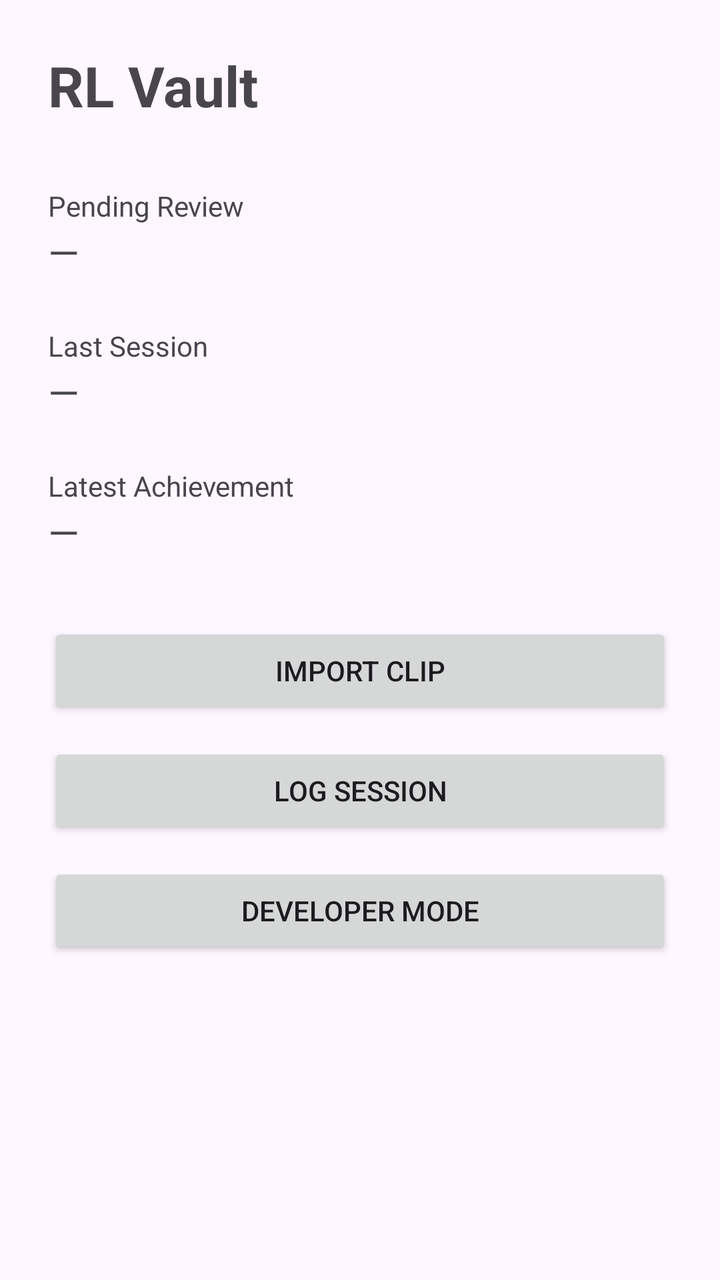
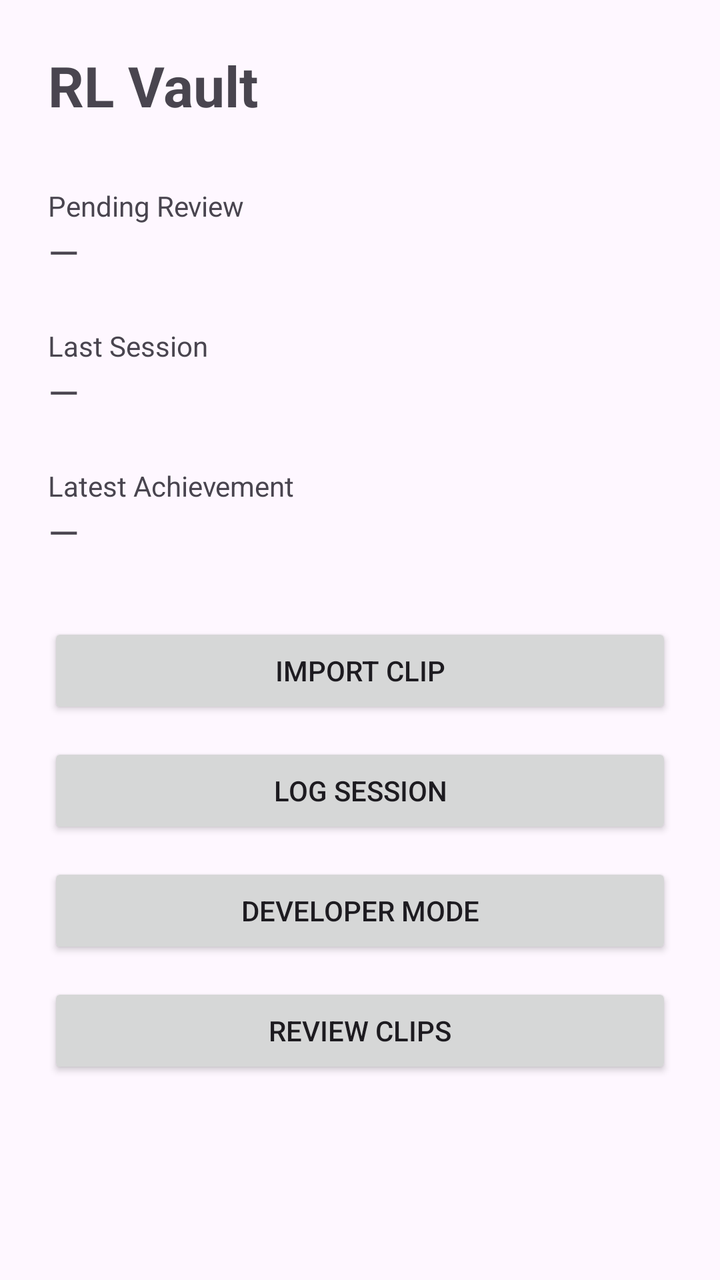

Before-and-after screenshots of an Android layout around one commit, followed by the original layout XML and the change that was made.
<!-- AndroidManifest.xml: application theme Theme.RLVault -->
<!-- res/layout/activity_home.xml -->
<?xml version="1.0" encoding="utf-8"?>
<androidx.constraintlayout.widget.ConstraintLayout xmlns:android="http://schemas.android.com/apk/res/android"
    xmlns:app="http://schemas.android.com/apk/res-auto"
    android:layout_width="match_parent"
    android:layout_height="match_parent"
    android:padding="24dp">

    <TextView
        android:id="@+id/titleText"
        android:layout_width="wrap_content"
        android:layout_height="wrap_content"
        android:text="@string/home_title"
        android:textSize="28sp"
        android:textStyle="bold"
        app:layout_constraintTop_toTopOf="parent"
        app:layout_constraintStart_toStartOf="parent" />

    <TextView
        android:id="@+id/pendingReviewLabel"
        android:layout_width="wrap_content"
        android:layout_height="wrap_content"
        android:layout_marginTop="32dp"
        android:text="@string/home_pending_review_label"
        android:textSize="14sp"
        app:layout_constraintTop_toBottomOf="@id/titleText"
        app:layout_constraintStart_toStartOf="parent" />

    <TextView
        android:id="@+id/pendingReviewValue"
        android:layout_width="wrap_content"
        android:layout_height="wrap_content"
        android:text="@string/home_placeholder_value"
        android:textSize="20sp"
        app:layout_constraintTop_toBottomOf="@id/pendingReviewLabel"
        app:layout_constraintStart_toStartOf="parent" />

    <TextView
        android:id="@+id/lastSessionLabel"
        android:layout_width="wrap_content"
        android:layout_height="wrap_content"
        android:layout_marginTop="24dp"
        android:text="@string/home_last_session_label"
        android:textSize="14sp"
        app:layout_constraintTop_toBottomOf="@id/pendingReviewValue"
        app:layout_constraintStart_toStartOf="parent" />

    <TextView
        android:id="@+id/lastSessionValue"
        android:layout_width="wrap_content"
        android:layout_height="wrap_content"
        android:text="@string/home_placeholder_value"
        android:textSize="20sp"
        app:layout_constraintTop_toBottomOf="@id/lastSessionLabel"
        app:layout_constraintStart_toStartOf="parent" />

    <TextView
        android:id="@+id/latestAchievementLabel"
        android:layout_width="wrap_content"
        android:layout_height="wrap_content"
        android:layout_marginTop="24dp"
        android:text="@string/home_latest_achievement_label"
        android:textSize="14sp"
        app:layout_constraintTop_toBottomOf="@id/lastSessionValue"
        app:layout_constraintStart_toStartOf="parent" />

    <TextView
        android:id="@+id/latestAchievementValue"
        android:layout_width="wrap_content"
        android:layout_height="wrap_content"
        android:text="@string/home_placeholder_value"
        android:textSize="20sp"
        app:layout_constraintTop_toBottomOf="@id/latestAchievementLabel"
        app:layout_constraintStart_toStartOf="parent" />

    <Button
        android:id="@+id/importClipButton"
        android:layout_width="0dp"
        android:layout_height="wrap_content"
        android:layout_marginTop="32dp"
        android:text="@string/home_import_clip_button"
        app:layout_constraintTop_toBottomOf="@id/latestAchievementValue"
        app:layout_constraintStart_toStartOf="parent"
        app:layout_constraintEnd_toEndOf="parent" />

    <Button
        android:id="@+id/logSessionButton"
        android:layout_width="0dp"
        android:layout_height="wrap_content"
        android:layout_marginTop="12dp"
        android:text="@string/home_log_session_button"
        app:layout_constraintTop_toBottomOf="@id/importClipButton"
        app:layout_constraintStart_toStartOf="parent"
        app:layout_constraintEnd_toEndOf="parent" />

    <Button
        android:id="@+id/devModeButton"
        android:layout_width="0dp"
        android:layout_height="wrap_content"
        android:layout_marginTop="12dp"
        android:text="@string/home_dev_mode_button"
        app:layout_constraintTop_toBottomOf="@id/logSessionButton"
        app:layout_constraintStart_toStartOf="parent"
        app:layout_constraintEnd_toEndOf="parent" />

</androidx.constraintlayout.widget.ConstraintLayout>
<!-- resources referenced by this layout -->
<resources>
  <string name="home_dev_mode_button">Developer Mode</string>
  <string name="home_import_clip_button">Import Clip</string>
  <string name="home_last_session_label">Last Session</string>
  <string name="home_latest_achievement_label">Latest Achievement</string>
  <string name="home_log_session_button">Log Session</string>
  <string name="home_pending_review_label">Pending Review</string>
  <string name="home_placeholder_value">—</string>
  <string name="home_title">RL Vault</string>
  <style name="Theme.RLVault" parent="Theme.Material3.DayNight.NoActionBar">
          <item name="colorPrimary">#8B5CF6</item>
      </style>
</resources>

<!-- the commit's change to res/layout/activity_home.xml (unified diff, before → after) -->
@@ -102,4 +102,14 @@
         app:layout_constraintStart_toStartOf="parent"
         app:layout_constraintEnd_toEndOf="parent" />
 
+    <Button
+        android:id="@+id/reviewClipsButton"
+        android:layout_width="0dp"
+        android:layout_height="wrap_content"
+        android:layout_marginTop="12dp"
+        android:text="@string/home_review_clips_button"
+        app:layout_constraintTop_toBottomOf="@id/devModeButton"
+        app:layout_constraintStart_toStartOf="parent"
+        app:layout_constraintEnd_toEndOf="parent" />
+
 </androidx.constraintlayout.widget.ConstraintLayout>
<!-- resource entries referenced after the edit -->
@@ -7,6 +7,7 @@
   <string name="home_log_session_button">Log Session</string>
   <string name="home_pending_review_label">Pending Review</string>
   <string name="home_placeholder_value">—</string>
+  <string name="home_review_clips_button">Review Clips</string>
   <string name="home_title">RL Vault</string>
   <style name="Theme.RLVault" parent="Theme.Material3.DayNight.NoActionBar">
           <item name="colorPrimary">#8B5CF6</item>
